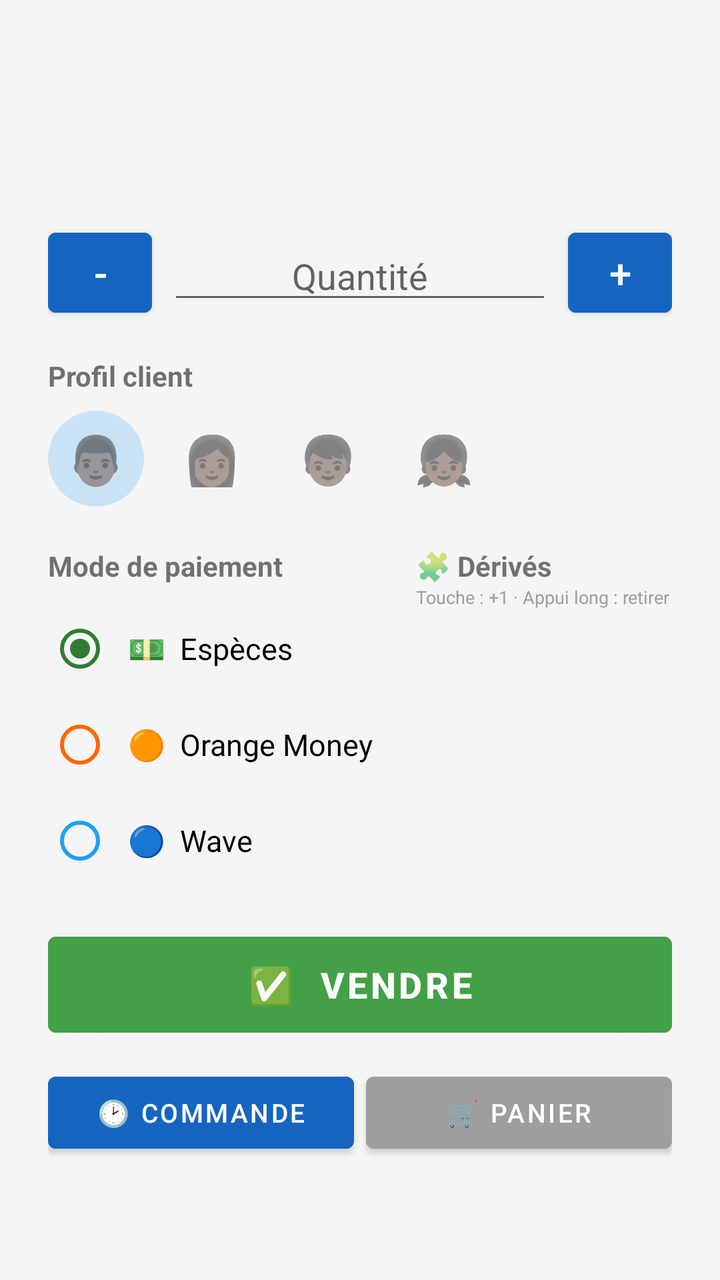
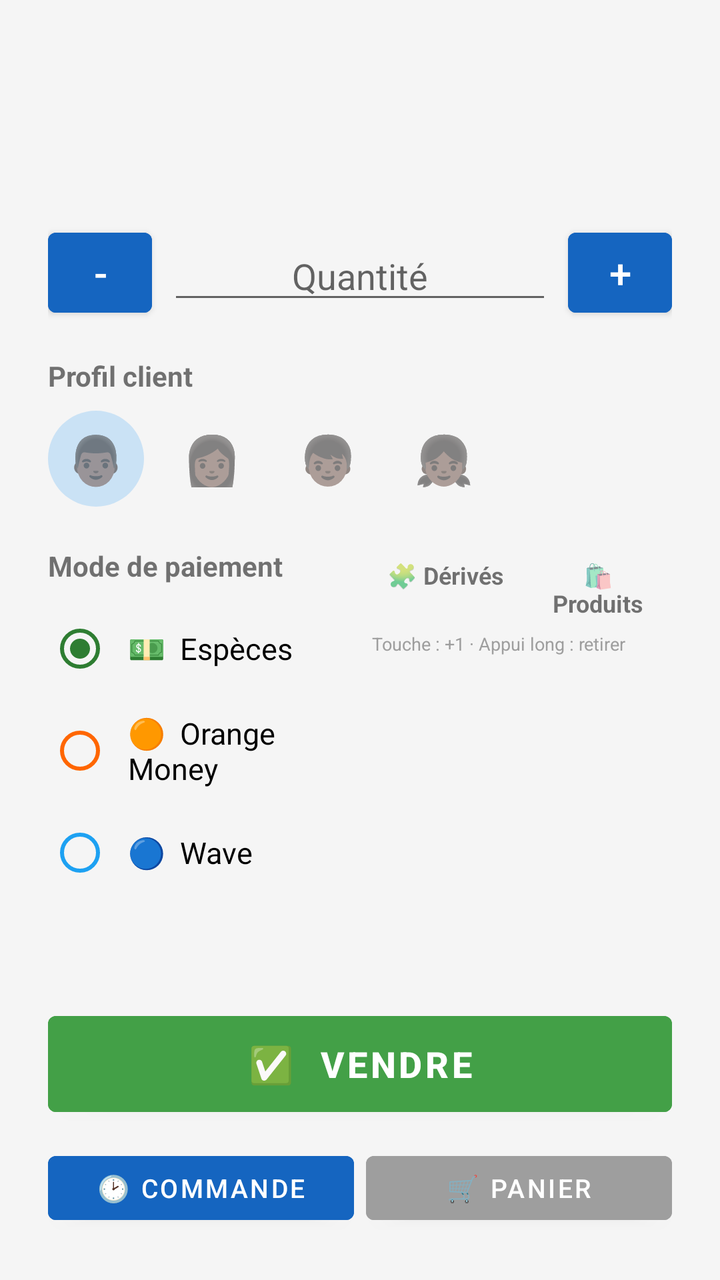

The first picture is an Android layout as it rendered before a commit; the second is the same layout after the commit. The layout source and the unified diff follow.
<!-- AndroidManifest.xml: application theme Theme.MonStock -->
<!-- res/layout/dialog_sell.xml -->
<?xml version="1.0" encoding="utf-8"?>
<LinearLayout xmlns:android="http://schemas.android.com/apk/res/android"
    android:layout_width="match_parent"
    android:layout_height="wrap_content"
    android:orientation="vertical"
    android:padding="24dp">

    <TextView
        android:id="@+id/tvAvailableStock"
        android:layout_width="match_parent"
        android:layout_height="wrap_content"
        android:textStyle="bold"
        android:textSize="15sp"
        android:textColor="?attr/colorPrimary"
        android:layout_marginBottom="4dp" />

    <TextView
        android:id="@+id/tvUnitPrice"
        android:layout_width="match_parent"
        android:layout_height="wrap_content"
        android:textStyle="bold"
        android:textSize="15sp"
        android:textColor="@color/accent"
        android:layout_marginBottom="4dp" />

    <TextView
        android:id="@+id/tvTotalPrice"
        android:layout_width="match_parent"
        android:layout_height="wrap_content"
        android:textStyle="bold"
        android:textSize="19sp"
        android:textColor="@color/accent"
        android:layout_marginBottom="12dp" />

    <LinearLayout
        android:layout_width="match_parent"
        android:layout_height="wrap_content"
        android:orientation="horizontal"
        android:gravity="center_vertical">

        <Button
            android:id="@+id/btnMinus"
            android:layout_width="52dp"
            android:layout_height="52dp"
            android:text="-"
            android:textSize="20sp"
            android:backgroundTint="?attr/colorPrimary" />

        <EditText
            android:id="@+id/etQuantitySold"
            android:layout_width="0dp"
            android:layout_height="wrap_content"
            android:layout_weight="1"
            android:gravity="center"
            android:hint="@string/quantity"
            android:inputType="number"
            android:textSize="18sp"
            android:layout_marginHorizontal="8dp" />

        <Button
            android:id="@+id/btnPlus"
            android:layout_width="52dp"
            android:layout_height="52dp"
            android:text="+"
            android:textSize="20sp"
            android:backgroundTint="?attr/colorPrimary" />

    </LinearLayout>

    <TextView
        android:layout_width="wrap_content"
        android:layout_height="wrap_content"
        android:text="Profil client"
        android:textStyle="bold"
        android:layout_marginTop="16dp"
        android:layout_marginBottom="8dp" />

    <LinearLayout
        android:id="@+id/llCustomerProfile"
        android:layout_width="wrap_content"
        android:layout_height="wrap_content"
        android:orientation="horizontal"
        android:layout_marginBottom="4dp">

        <TextView
            android:id="@+id/tvProfileMan"
            android:layout_width="48dp"
            android:layout_height="48dp"
            android:layout_marginEnd="10dp"
            android:gravity="center"
            android:textSize="24sp"
            android:text="👨🏿"
            android:background="@drawable/bg_profile_selected" />

        <TextView
            android:id="@+id/tvProfileWoman"
            android:layout_width="48dp"
            android:layout_height="48dp"
            android:layout_marginEnd="10dp"
            android:gravity="center"
            android:textSize="24sp"
            android:text="👩🏿" />

        <TextView
            android:id="@+id/tvProfileBoy"
            android:layout_width="48dp"
            android:layout_height="48dp"
            android:layout_marginEnd="10dp"
            android:gravity="center"
            android:textSize="24sp"
            android:text="👦🏿" />

        <TextView
            android:id="@+id/tvProfileGirl"
            android:layout_width="48dp"
            android:layout_height="48dp"
            android:gravity="center"
            android:textSize="24sp"
            android:text="👧🏿" />

    </LinearLayout>

    <LinearLayout
        android:layout_width="match_parent"
        android:layout_height="wrap_content"
        android:orientation="horizontal"
        android:layout_marginTop="16dp">

        <LinearLayout
            android:layout_width="0dp"
            android:layout_height="wrap_content"
            android:layout_weight="1"
            android:orientation="vertical">

            <TextView
                android:layout_width="wrap_content"
                android:layout_height="wrap_content"
                android:text="Mode de paiement"
                android:textStyle="bold"
                android:layout_marginBottom="8dp" />

            <RadioGroup
        android:id="@+id/rgPayment"
        android:layout_width="match_parent"
        android:layout_height="wrap_content">

        <RadioButton
            android:id="@+id/rbCash"
            android:layout_width="match_parent"
            android:layout_height="wrap_content"
            android:text="💵  Espèces"
            android:textSize="15sp"
            android:buttonTint="@color/cash"
            android:checked="true"
            android:padding="8dp" />

        <RadioButton
            android:id="@+id/rbOrangeMoney"
            android:layout_width="match_parent"
            android:layout_height="wrap_content"
            android:text="🟠  Orange Money"
            android:textSize="15sp"
            android:buttonTint="@color/orange_money"
            android:padding="8dp" />

        <RadioButton
            android:id="@+id/rbWave"
            android:layout_width="match_parent"
            android:layout_height="wrap_content"
            android:text="🔵  Wave"
            android:textSize="15sp"
            android:buttonTint="@color/wave"
            android:padding="8dp" />

    </RadioGroup>

        </LinearLayout>

        <LinearLayout
            android:id="@+id/llDerivedColumn"
            android:layout_width="128dp"
            android:layout_height="wrap_content"
            android:orientation="vertical"
            android:layout_marginStart="8dp">

            <TextView
                android:layout_width="wrap_content"
                android:layout_height="wrap_content"
                android:text="🧩 Dérivés"
                android:textStyle="bold" />

            <TextView
                android:layout_width="wrap_content"
                android:layout_height="wrap_content"
                android:text="Touche : +1 · Appui long : retirer"
                android:textSize="9sp"
                android:textColor="#9E9E9E" />

            <ScrollView
                android:id="@+id/svDerived"
                android:layout_width="match_parent"
                android:layout_height="132dp"
                android:layout_marginTop="6dp"
                android:fadeScrollbars="false"
                android:scrollbarStyle="outsideOverlay">

                <LinearLayout
                    android:id="@+id/llDerivedList"
                    android:layout_width="match_parent"
                    android:layout_height="wrap_content"
                    android:orientation="vertical" />
            </ScrollView>

        </LinearLayout>

    </LinearLayout>

    <Button
        android:id="@+id/btnSellNow"
        android:layout_width="match_parent"
        android:layout_height="60dp"
        android:layout_marginTop="18dp"
        android:text="✅  VENDRE"
        android:textSize="18sp"
        android:textStyle="bold"
        android:textColor="@color/white"
        android:backgroundTint="@color/accent" />

    <LinearLayout
        android:layout_width="match_parent"
        android:layout_height="wrap_content"
        android:orientation="horizontal"
        android:layout_marginTop="10dp">

        <Button
            android:id="@+id/btnOrderSingle"
            android:layout_width="0dp"
            android:layout_height="wrap_content"
            android:layout_weight="1"
            android:text="🕑 Commande"
            android:textSize="13sp"
            android:backgroundTint="?attr/colorPrimary"
            android:layout_marginEnd="6dp" />

        <Button
            android:id="@+id/btnAddToCart"
            android:layout_width="0dp"
            android:layout_height="wrap_content"
            android:layout_weight="1"
            android:text="🛒 Panier"
            android:textSize="13sp"
            android:backgroundTint="#9E9E9E" />

    </LinearLayout>

</LinearLayout>
<!-- resources referenced by this layout -->
<resources>
  <color name="accent">#43A047</color>
  <color name="cash">#2E7D32</color>
  <color name="orange_money">#FF6600</color>
  <color name="wave">#1DA1F2</color>
  <color name="white">#FFFFFF</color>
  <!-- drawable bg_profile_selected (drawable) -->
  <?xml version="1.0" encoding="utf-8"?>
  <shape xmlns:android="http://schemas.android.com/apk/res/android" android:shape="oval">
      <solid android:color="#332196F3" />
  </shape>
  <string name="quantity">Quantité</string>
  <style name="Theme.MonStock" parent="Theme.MaterialComponents.DayNight.NoActionBar">
          <item name="colorPrimary">@color/primary</item>
          <item name="colorPrimaryDark">@color/primary_dark</item>
          <item name="colorAccent">@color/accent</item>
          <item name="android:windowBackground">@color/background</item>
      </style>
  <color name="primary">#1565C0</color>
  <color name="primary_dark">#0D47A1</color>
  <color name="background">#F5F5F5</color>
</resources>

<!-- the commit's change to res/layout/dialog_sell.xml (unified diff, before → after) -->
@@ -178,16 +178,39 @@
 
         <LinearLayout
             android:id="@+id/llDerivedColumn"
-            android:layout_width="128dp"
+            android:layout_width="150dp"
             android:layout_height="wrap_content"
             android:orientation="vertical"
             android:layout_marginStart="8dp">
 
-            <TextView
-                android:layout_width="wrap_content"
+            <LinearLayout
+                android:layout_width="match_parent"
                 android:layout_height="wrap_content"
-                android:text="🧩 Dérivés"
-                android:textStyle="bold" />
+                android:orientation="horizontal">
+
+                <TextView
+                    android:id="@+id/tvTabDerived"
+                    android:layout_width="0dp"
+                    android:layout_height="wrap_content"
+                    android:layout_weight="1"
+                    android:gravity="center"
+                    android:text="🧩 Dérivés"
+                    android:textSize="12sp"
+                    android:textStyle="bold"
+                    android:padding="6dp"
+                    android:layout_marginEnd="3dp" />
+
+                <TextView
+                    android:id="@+id/tvTabOthers"
+                    android:layout_width="0dp"
+                    android:layout_height="wrap_content"
+                    android:layout_weight="1"
+                    android:gravity="center"
+                    android:text="🛍️ Produits"
+                    android:textSize="12sp"
+                    android:textStyle="bold"
+                    android:padding="6dp" />
+            </LinearLayout>
 
             <TextView
                 android:layout_width="wrap_content"
@@ -199,7 +222,7 @@
             <ScrollView
                 android:id="@+id/svDerived"
                 android:layout_width="match_parent"
-                android:layout_height="132dp"
+                android:layout_height="150dp"
                 android:layout_marginTop="6dp"
                 android:fadeScrollbars="false"
                 android:scrollbarStyle="outsideOverlay">
